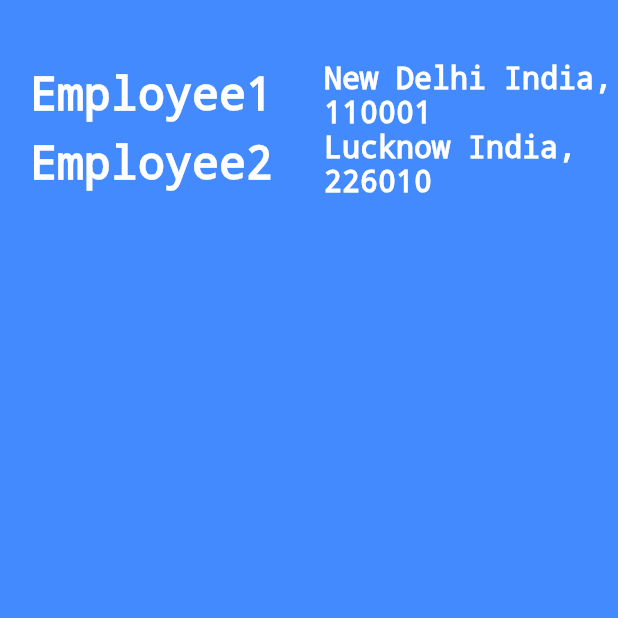
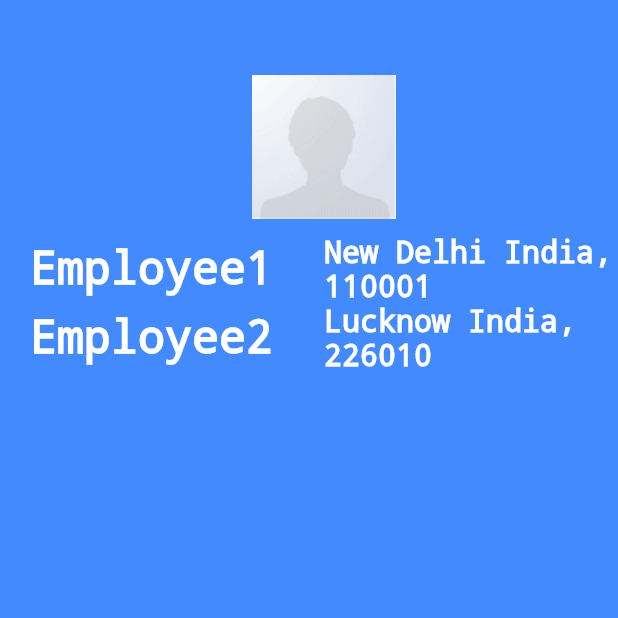
Before and after one commit to dubeyakhilesh/flutter_ui_widget, a Flutter app: the screen it shows after launch, on a phone screen of 412 x 824 dp, the top half of it. Run offline on Flutter 3.47's test engine with Material 2 defaults, Android fonts, the phone set to English and light mode, and no system bars.

Commit message:
This is the example of row and column widget with container widget

```diff
--- a/lib/screens/Home.dart
+++ b/lib/screens/Home.dart
@@ -26,6 +26,7 @@ class Home extends StatelessWidget {
             padding: EdgeInsets.only(top: 40.0, left: 20.0),
             child: Column(
               children: <Widget>[
+                ImageAsset(),
                 Row(
                   children: <Widget>[
                     Expanded(
@@ -76,3 +77,17 @@ class Home extends StatelessWidget {
             )));
   }
 }
+
+class ImageAsset extends StatelessWidget {
+  @override
+  Widget build(BuildContext context) {
+    AssetImage imageAsset = AssetImage('images/default_pic.gif');
+    Image image = Image(
+      image: imageAsset,
+    );
+    return Container(
+      child: image,
+      margin: EdgeInsets.all(10.0),
+    );
+  }
+}
--- a/pubspec.yaml
+++ b/pubspec.yaml
@@ -41,8 +41,8 @@ flutter:
   uses-material-design: true
 
   # To add assets to your application, add an assets section, like this:
-  # assets:
-  #  - images/a_dot_burr.jpeg
+  assets:
+    - images/default_pic.gif
   #  - images/a_dot_ham.jpeg
 
   # An image asset can refer to one or more resolution-specific "variants", see
```
Also changed, not shown: images/default_pic.gif (added).
